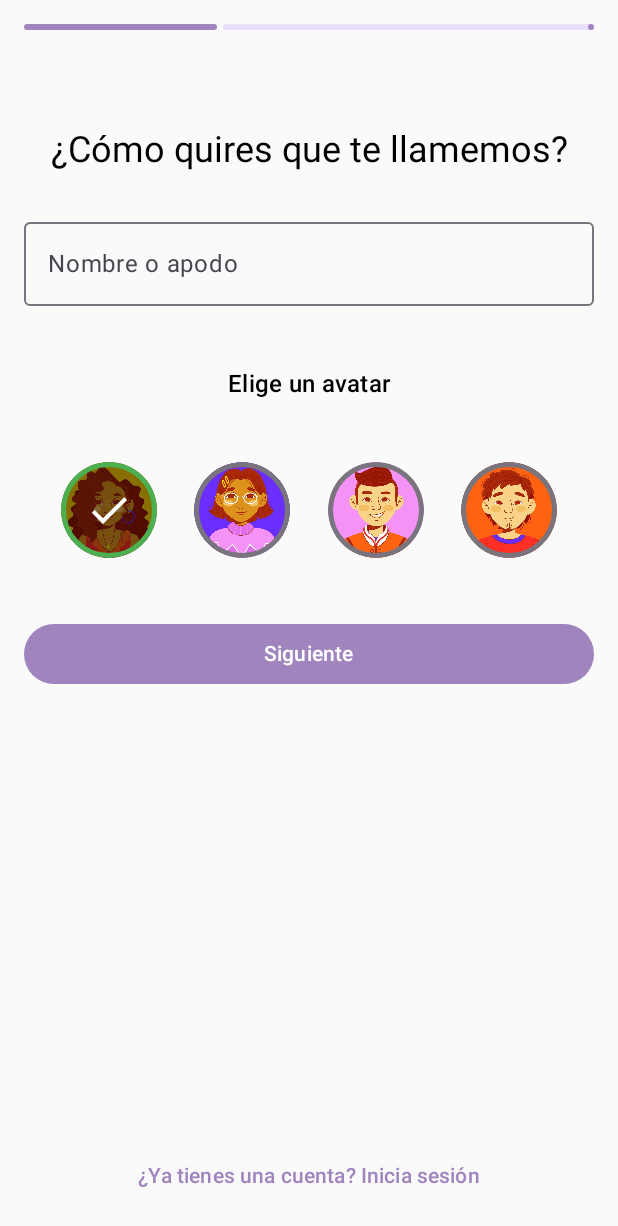
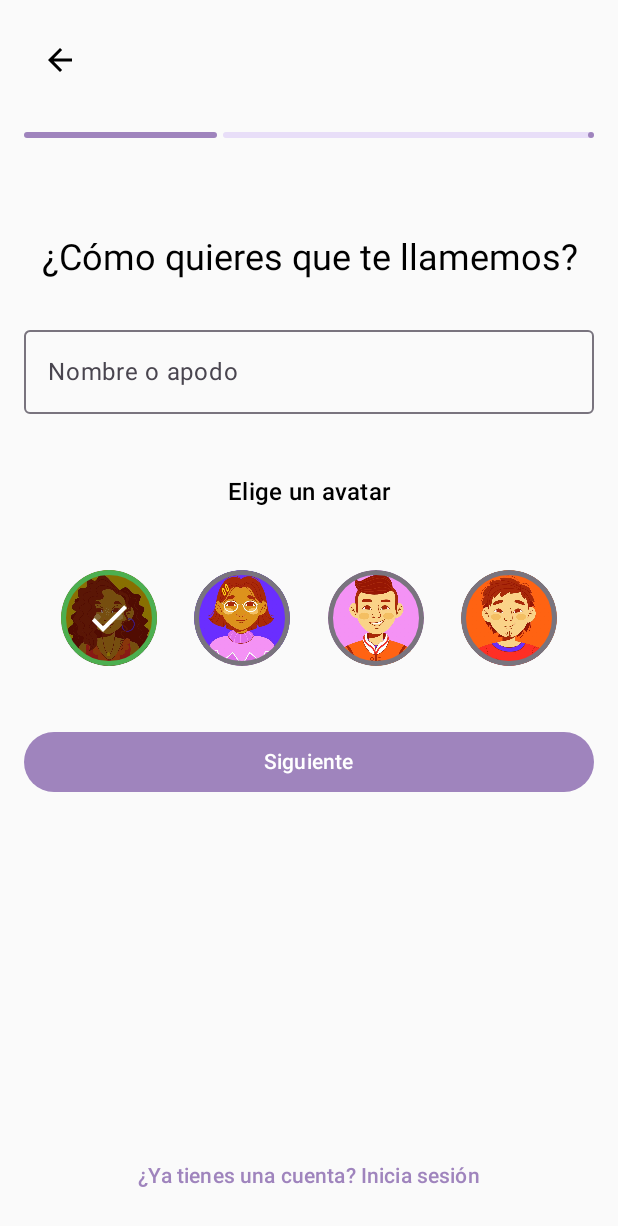
Before and after one commit to cesar-bravo-m/tarea-kotlin, an Android app built with Jetpack Compose: the screen it shows after launch (MainActivity), after a tap on "Crear cuenta", on a phone screen of 412 x 824 dp. Shown: the top 1226 px of the screen. Run offline under Robolectric (Android 15) with nearby library versions, the phone set to English and light mode, and no system bars.

```diff
--- a/app/src/main/java/com/example/myapplication/MainActivity.kt
+++ b/app/src/main/java/com/example/myapplication/MainActivity.kt
@@ -62,6 +62,7 @@ fun App() {
                 setVerificationCode = { verificationCode = it },
                 setIsLoggedIn = { isLoggedIn = it },
                 setShowRegister = { showRegister = it },
+                showRegister = showRegister,
                 context = LocalContext.current
             )
         }
--- a/app/src/main/java/com/example/myapplication/ui/session/LoginScreen.kt
+++ b/app/src/main/java/com/example/myapplication/ui/session/LoginScreen.kt
@@ -2,6 +2,14 @@ package com.example.myapplication.ui.session
 
 import android.content.Context
 import android.widget.Toast
+import androidx.compose.animation.AnimatedContent
+import androidx.compose.animation.core.tween
+import androidx.compose.animation.expandIn
+import androidx.compose.animation.fadeIn
+import androidx.compose.animation.fadeOut
+import androidx.compose.animation.scaleIn
+import androidx.compose.animation.scaleOut
+import androidx.compose.animation.togetherWith
 import androidx.compose.foundation.Image
 import androidx.compose.foundation.layout.Arrangement
 import androidx.compose.foundation.layout.Column
@@ -11,24 +19,17 @@ import androidx.compose.foundation.layout.fillMaxWidth
 import androidx.compose.foundation.layout.padding
 import androidx.compose.foundation.layout.size
 import androidx.compose.material3.Button
-import androidx.compose.material3.HorizontalDivider
-import androidx.compose.material3.MaterialTheme
-import androidx.compose.material3.OutlinedTextField
 import androidx.compose.material3.Text
 import androidx.compose.material3.TextButton
 import androidx.compose.runtime.Composable
-import androidx.compose.runtime.getValue
 import androidx.compose.runtime.mutableStateOf
 import androidx.compose.runtime.remember
-import androidx.compose.runtime.setValue
 import androidx.compose.ui.Alignment
 import androidx.compose.ui.Modifier
 import androidx.compose.ui.res.painterResource
-import androidx.compose.ui.text.input.PasswordVisualTransformation
 import androidx.compose.ui.unit.dp
 import androidx.compose.ui.unit.sp
 import com.example.myapplication.R
-import com.example.myapplication.business.UserManager
 
 @Composable
 fun LoginScreen(
@@ -39,6 +40,7 @@ fun LoginScreen(
     setVerificationCode: (String) -> Unit,
     setIsLoggedIn: (Boolean) -> Unit,
     setShowRegister: (Boolean) -> Unit,
+    showRegister: Boolean,
     context: Context,
 ) {
     val (email, setEmail) = remember { mutableStateOf("") }
@@ -58,11 +60,6 @@ fun LoginScreen(
             modifier = Modifier
                 .size(240.dp)
         )
-        //Text(
-        //    text = "Sabor Diario",
-        //    style = MaterialTheme.typography.headlineMedium,
-        //    modifier = Modifier.padding(bottom = 32.dp)
-        //)
 
         UserCard(
             setEmail = setEmail,
@@ -79,15 +76,6 @@ fun LoginScreen(
         ) {
             Text(text="Crear cuenta", fontSize=18.sp)
         }
-        // if (UserManager.getUsersWhoPreviouslyHaveLoggedIn().isEmpty()) {
-        // } else {
-        //     TextButton(
-        //         onClick = { setShowRegister(true) }
-        //     ) {
-        //         Text("¿No tienes cuenta? Regístrate")
-        //     }
-        // }
-
 
         TextButton(
             onClick = {
--- a/app/src/main/java/com/example/myapplication/ui/session/RegisterScreen.kt
+++ b/app/src/main/java/com/example/myapplication/ui/session/RegisterScreen.kt
@@ -3,6 +3,7 @@ package com.example.myapplication.ui.session
 import android.content.Context
 import android.widget.Toast
 import androidx.compose.animation.*
+import androidx.compose.animation.core.tween
 import androidx.compose.foundation.Image
 import androidx.compose.foundation.background
 import androidx.compose.foundation.border
@@ -59,20 +60,39 @@ fun RegisterScreen(
                     Icon(Icons.Default.ArrowBack, "Volver")
                 }
             }
+        } else {
+            Row(
+                modifier = Modifier.fillMaxWidth(),
+                verticalAlignment = Alignment.CenterVertically
+            ) {
+                IconButton(onClick = { setShowRegister(false) }) {
+                    Icon(Icons.Default.ArrowBack, "Volver")
+                }
+            }
         }
 
-        LinearProgressIndicator(
-            progress = currentStep / 3f,
-            modifier = Modifier.fillMaxWidth()
-        )
+        AnimatedContent(
+            targetState = currentStep,
+            transitionSpec = {
+                fadeIn(
+                    animationSpec = tween(durationMillis=500)
+                ) togetherWith fadeOut(animationSpec = tween(durationMillis=500))
+            }
+        ) { step ->
+            LinearProgressIndicator(
+                progress = step / 3f,
+                modifier = Modifier.fillMaxWidth()
+            )
+        }
 
         Spacer(modifier = Modifier.height(16.dp))
 
         AnimatedContent(
             targetState = currentStep,
             transitionSpec = {
-                slideInHorizontally { width -> width } with
-                slideOutHorizontally { width -> -width }
+                fadeIn(
+                    animationSpec = tween(durationMillis=500)
+                ) togetherWith fadeOut(animationSpec = tween(durationMillis=500))
             }
         ) { step ->
             Column(
@@ -83,7 +103,7 @@ fun RegisterScreen(
                 when (step) {
                     1 -> {
                         Text(
-                            text = "¿Cómo quires que te llamemos?",
+                            text = "¿Cómo quieres que te llamemos?",
                             style = MaterialTheme.typography.headlineSmall,
                             textAlign = TextAlign.Center
                         )
```
